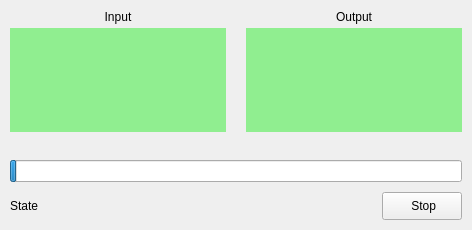
Qt form cuvistaGui/progress.ui (RainerMtb/cuvista) before a commit.
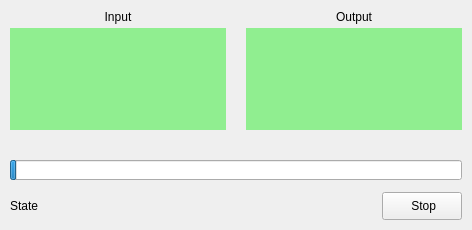
The same form after that commit. Icons and pictures are not drawn. Custom widgets are drawn as their Qt base class.

Diff of the .ui file:
```diff
--- a/cuvistaGui/progress.ui
+++ b/cuvistaGui/progress.ui
@@ -28,7 +28,7 @@
   <widget class="QWidget" name="centralwidget">
    <layout class="QVBoxLayout" name="verticalLayout">
     <property name="spacing">
-     <number>10</number>
+     <number>12</number>
     </property>
     <property name="leftMargin">
      <number>10</number>
@@ -157,6 +157,12 @@
     </item>
     <item>
      <widget class="QProgressBar" name="progressBar">
+      <property name="maximumSize">
+       <size>
+        <width>16777215</width>
+        <height>20</height>
+       </size>
+      </property>
       <property name="maximum">
        <number>1000</number>
       </property>
```
